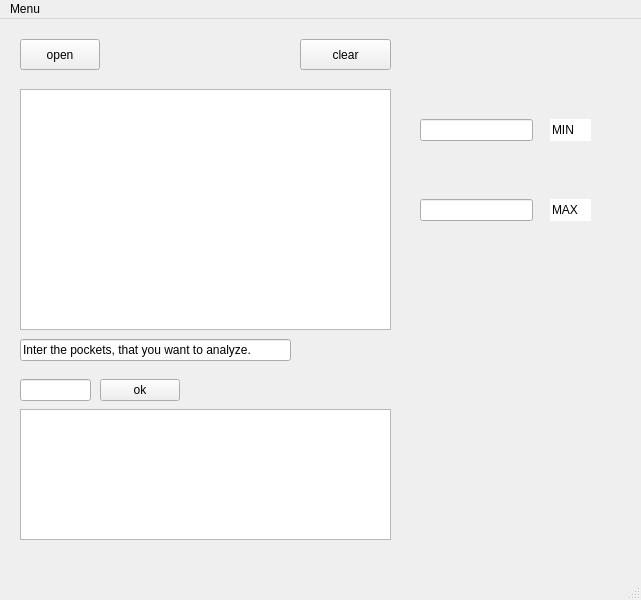
Above: sniffer.ui from dda-661-4/project before the change. Below: the same form after it.
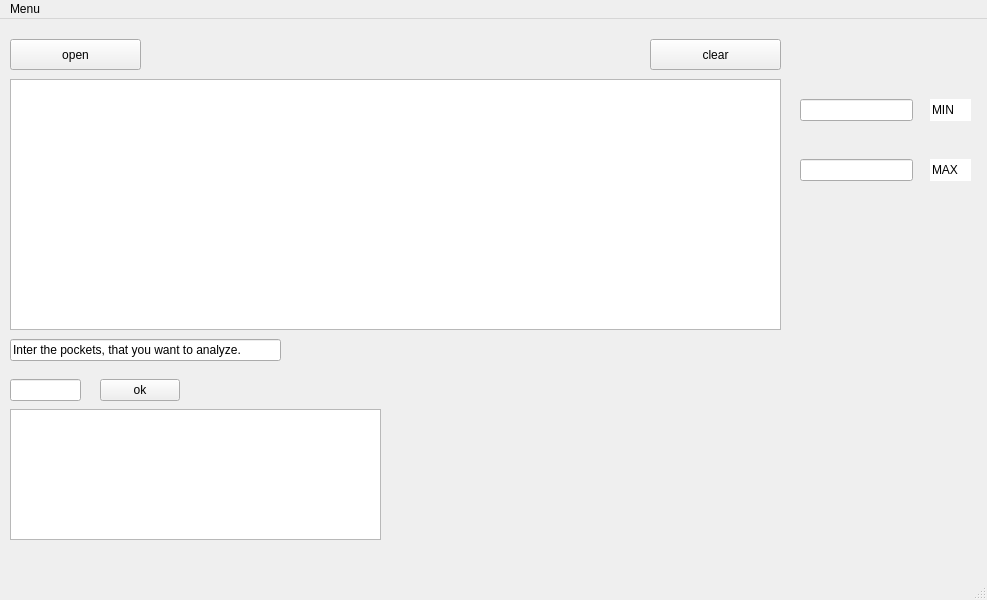
That is the form after the change.

The edit to the form file:
```diff
--- a/sniffer.ui
+++ b/sniffer.ui
@@ -6,7 +6,7 @@
    <rect>
     <x>0</x>
     <y>0</y>
-    <width>641</width>
+    <width>987</width>
     <height>600</height>
    </rect>
   </property>
@@ -18,7 +18,7 @@
   </property>
   <property name="maximumSize">
    <size>
-    <width>641</width>
+    <width>10000</width>
     <height>600</height>
    </size>
   </property>
@@ -48,7 +48,7 @@
    <widget class="QLineEdit" name="lineEdit">
     <property name="geometry">
      <rect>
-      <x>20</x>
+      <x>10</x>
       <y>320</y>
       <width>271</width>
       <height>22</height>
@@ -61,7 +61,7 @@
    <widget class="QLineEdit" name="number">
     <property name="geometry">
      <rect>
-      <x>20</x>
+      <x>10</x>
       <y>360</y>
       <width>71</width>
       <height>22</height>
@@ -71,9 +71,9 @@
    <widget class="QPushButton" name="open">
     <property name="geometry">
      <rect>
-      <x>20</x>
+      <x>10</x>
       <y>20</y>
-      <width>80</width>
+      <width>131</width>
       <height>31</height>
      </rect>
     </property>
@@ -84,9 +84,9 @@
    <widget class="QPushButton" name="pushButton_2">
     <property name="geometry">
      <rect>
-      <x>300</x>
+      <x>650</x>
       <y>20</y>
-      <width>91</width>
+      <width>131</width>
       <height>31</height>
      </rect>
     </property>
@@ -97,8 +97,8 @@
    <widget class="QLineEdit" name="min">
     <property name="geometry">
      <rect>
-      <x>420</x>
-      <y>100</y>
+      <x>800</x>
+      <y>80</y>
       <width>113</width>
       <height>22</height>
      </rect>
@@ -107,8 +107,8 @@
    <widget class="QLineEdit" name="max">
     <property name="geometry">
      <rect>
-      <x>420</x>
-      <y>180</y>
+      <x>800</x>
+      <y>140</y>
       <width>113</width>
       <height>22</height>
      </rect>
@@ -117,8 +117,8 @@
    <widget class="QLineEdit" name="lineEdit_2">
     <property name="geometry">
      <rect>
-      <x>550</x>
-      <y>100</y>
+      <x>930</x>
+      <y>80</y>
       <width>41</width>
       <height>22</height>
      </rect>
@@ -133,8 +133,8 @@
    <widget class="QLineEdit" name="lineEdit_3">
     <property name="geometry">
      <rect>
-      <x>550</x>
-      <y>180</y>
+      <x>930</x>
+      <y>140</y>
       <width>41</width>
       <height>22</height>
      </rect>
@@ -149,20 +149,20 @@
    <widget class="QTextEdit" name="pack">
     <property name="geometry">
      <rect>
-      <x>20</x>
+      <x>10</x>
       <y>390</y>
       <width>371</width>
       <height>131</height>
      </rect>
     </property>
    </widget>
-   <widget class="QTextEdit" name="textEdit">
+   <widget class="QTableWidget" name="tableWidget">
     <property name="geometry">
      <rect>
-      <x>20</x>
-      <y>70</y>
-      <width>371</width>
-      <height>241</height>
+      <x>10</x>
+      <y>60</y>
+      <width>771</width>
+      <height>251</height>
      </rect>
     </property>
    </widget>
@@ -172,7 +172,7 @@
     <rect>
      <x>0</x>
      <y>0</y>
-     <width>641</width>
+     <width>987</width>
      <height>19</height>
     </rect>
    </property>
```
